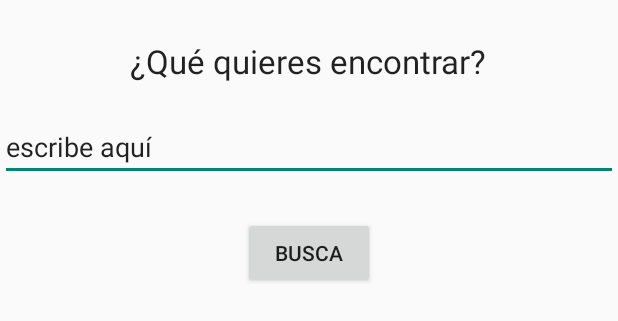
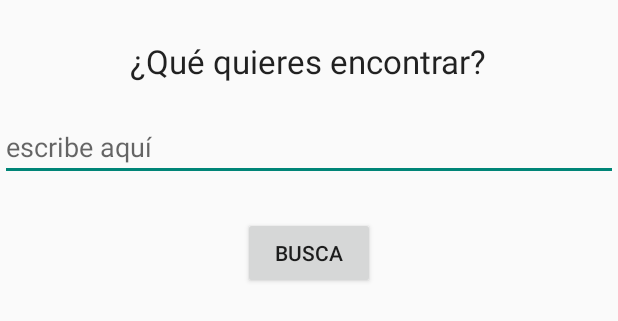
Before and after one commit to sidecia/Clubes, an Android app: the layout fragment_buscador.xml on its own in the app's theme, with its tools: preview values and no code run, on a phone screen of 412 x 824 dp. Shown: the top 321 px of the screen. Run offline under Robolectric (Android 15) with nearby library versions, the phone set to English and light mode, and no system bars.

Commit message:
nuevos cambios

```diff
--- a/app/src/main/java/com/clubes/imagencentral/clubes/adapters/JSONAdaptadorGaleriaInterior.java
+++ b/app/src/main/java/com/clubes/imagencentral/clubes/adapters/JSONAdaptadorGaleriaInterior.java
@@ -1,6 +1,8 @@
 package com.clubes.imagencentral.clubes.adapters;
 
 import android.app.Activity;
+import android.content.Context;
+import android.content.res.Resources;
 import android.view.View;
 import android.view.ViewGroup;
 import android.widget.BaseAdapter;
@@ -24,6 +26,7 @@ public class JSONAdaptadorGaleriaInterior extends BaseAdapter implements ListAda
 
     final Activity activity;
     final JSONArray jsonArray;
+    final String base_url;
 
     public JSONAdaptadorGaleriaInterior(Activity activity, JSONArray jsonArray) {
         assert activity!=null;
@@ -31,6 +34,7 @@ public class JSONAdaptadorGaleriaInterior extends BaseAdapter implements ListAda
 
         this.jsonArray=jsonArray;
         this.activity=activity;
+        this.base_url=activity.getString(R.string.base_url);
     }
 
 
@@ -98,7 +102,7 @@ public class JSONAdaptadorGaleriaInterior extends BaseAdapter implements ListAda
 
             // poner los datos en el viewHolder
             String imagenReal=new ImagenReal().cambiaImagen(item.get("photo").toString(), "mini");
-            imageLoader.displayImage("http://192.168.0.103/mobile/club/recursos/img/"+imagenReal, viewHolder.imagenItemGaleria, opciones);
+            imageLoader.displayImage(base_url+"recursos/img/"+imagenReal, viewHolder.imagenItemGaleria, opciones);
 
         } catch (JSONException e) {
             //TODO excepcion de json
--- a/app/src/main/java/com/clubes/imagencentral/clubes/adapters/JSONAdaptadorGaleriaPantallaCompleta.java
+++ b/app/src/main/java/com/clubes/imagencentral/clubes/adapters/JSONAdaptadorGaleriaPantallaCompleta.java
@@ -25,6 +25,7 @@ public class JSONAdaptadorGaleriaPantallaCompleta extends PagerAdapter {
     private Context context;
     private JSONArray items;
     LayoutInflater inflater;
+    final String base_url;
 
 
     /***/
@@ -37,6 +38,7 @@ public class JSONAdaptadorGaleriaPantallaCompleta extends PagerAdapter {
     public JSONAdaptadorGaleriaPantallaCompleta(Context context, JSONArray items) {
         this.context=context;
         this.items=items;
+        this.base_url=context.getString(R.string.base_url);
     }
 
     public int getCount() {
@@ -62,9 +64,9 @@ public class JSONAdaptadorGaleriaPantallaCompleta extends PagerAdapter {
             tituloItemGaleriaPantallaCompleta.setText(items.getJSONObject(position).getString("name"));
             pieItemGaleriaPantallaCompleta.setText(items.getJSONObject(position).getString("foot"));
             String imagenReal=new ImagenReal().cambiaImagen(items.getJSONObject(position).getString("photo"), "normal");
-            imageLoader.displayImage("http://192.168.0.103/mobile/club/recursos/img/"+imagenReal, imagenItemGaleriaPantallaCompleta, opciones);
+            imageLoader.displayImage(base_url+"recursos/img/"+imagenReal, imagenItemGaleriaPantallaCompleta, opciones);
 
-            ((ViewPager) container).addView(itemView);
+            container.addView(itemView);
 
         } catch(JSONException e) {
             // TODO en caso de que falle el json
--- a/app/src/main/res/layout/fragment_buscador.xml
+++ b/app/src/main/res/layout/fragment_buscador.xml
@@ -21,7 +21,7 @@
         android:layout_width="match_parent"
         android:layout_height="wrap_content"
         android:id="@+id/input_buscador"
-        android:text="@string/buscador_hint"
+        android:hint="@string/buscador_hint"
         android:layout_below="@+id/encabezado_buscador"
         android:layout_alignParentLeft="true"
         android:layout_alignParentStart="true"
```
